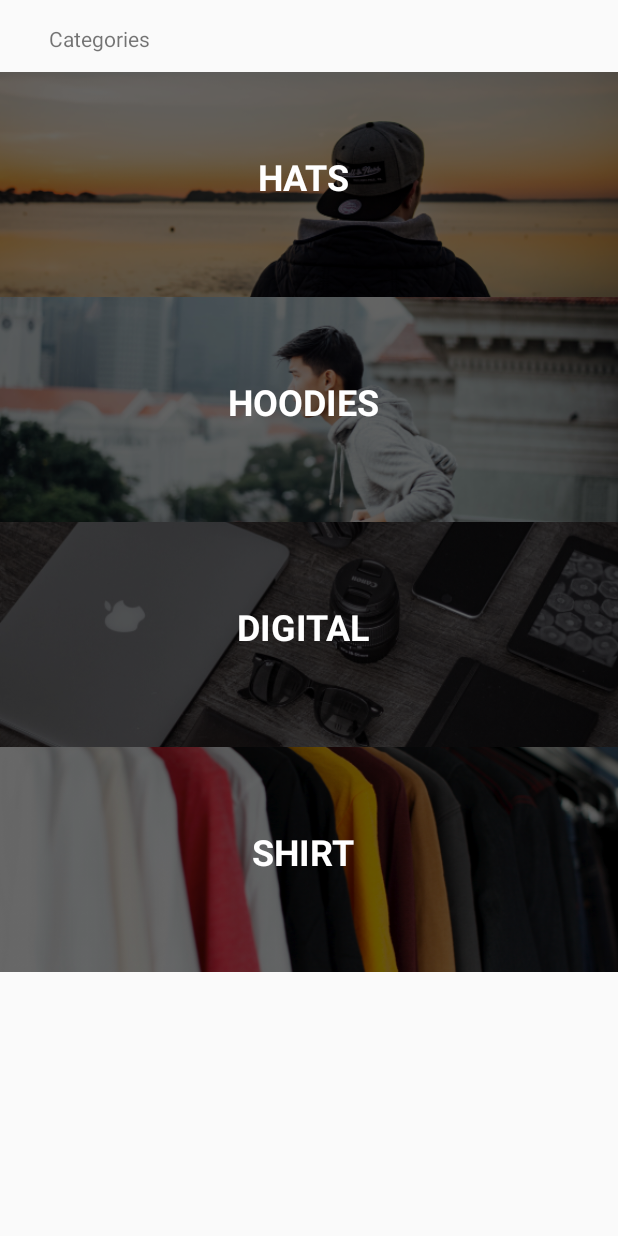
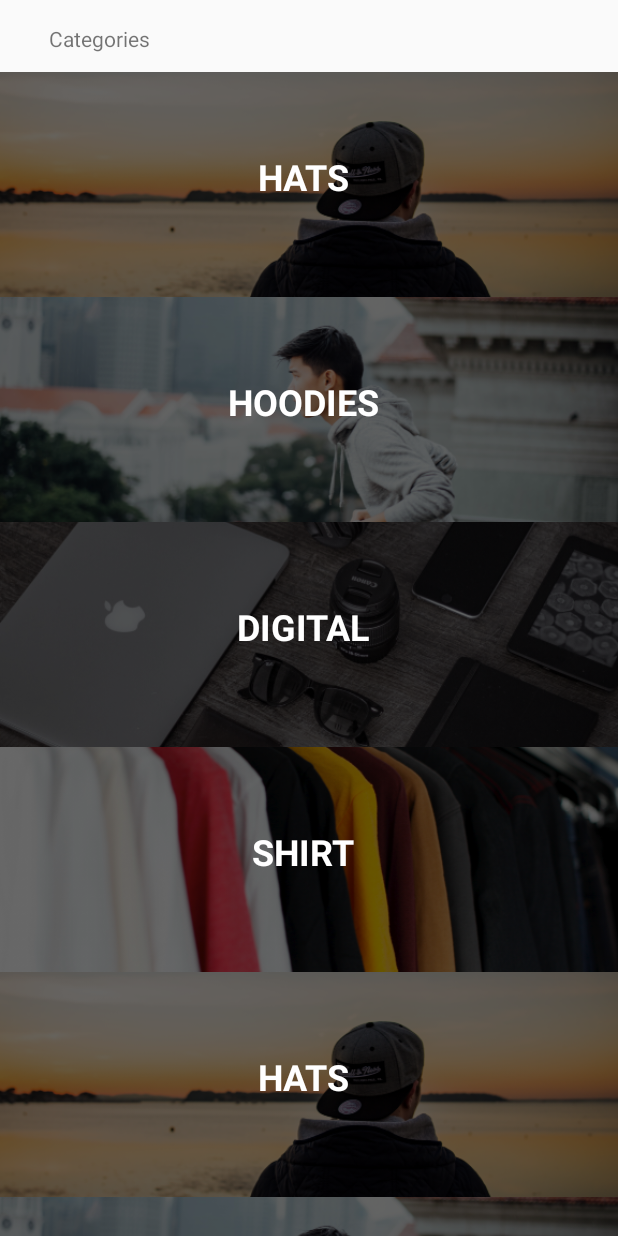
Before and after one commit to myralyngarcia/CoderSwag, an Android app: the screen it shows after launch (MainActivity), on a phone screen of 412 x 824 dp. Run offline under Robolectric (Android 15) with nearby library versions, the phone set to English and light mode, and no system bars.

```diff
--- a/app/src/main/java/com/example/myralyn/coderswag/Adapters/CategoryAdapter.kt
+++ b/app/src/main/java/com/example/myralyn/coderswag/Adapters/CategoryAdapter.kt
@@ -17,17 +17,31 @@ class CategoryAdapter(val context: Context, val categories: List<Category>): Bas
 
     override fun getView(position: Int, convertView: View?, parent: ViewGroup?): View {
         val categoryView: View
-        categoryView = LayoutInflater.from(context).inflate(R.layout.category_list_item, null)
-        //image and name ui elements references
-        val categoryImage: ImageView = categoryView.findViewById(R.id.categoryImage)
-        val categoryName: TextView = categoryView.findViewById(R.id.categoryName)
+        val holder : ViewHolder
+
+        if(convertView == null) {
+            //this means it the 1st time these views are present, when we launch the first time
+            //if this is the case we go through the process of inflating and finding the id
+            categoryView = LayoutInflater.from(context).inflate(R.layout.category_list_item, null)
+            holder = ViewHolder()
+            //image and name ui elements references
+            holder.categoryImage = categoryView.findViewById(R.id.categoryImage)
+            holder.categoryName = categoryView.findViewById(R.id.categoryName)
+            println("I exist for the first time!")
+            categoryView.tag = holder
+
+        }else{//we reuse the cell
+            holder = convertView.tag as ViewHolder
+            categoryView = convertView
+            println("Go green, recycle!")
+        }
 
         //now we have CategoryView, image and name ui elements references now we can assign these values
         //for the category that it corresponds to in the list view
         //we can grab each category for each corresponding row element by doing the following
         //then assigning the title, ie: HATS, HOODIES, DIGITAL to the text ui element
         val category = categories[position]
-        categoryName.text = category.title
+        holder.categoryName?.text = category.title
 
 
         //the image we do: from res we see the image name ie. hat1.png, hat2.png we need to convert this string
@@ -36,13 +50,7 @@ class CategoryAdapter(val context: Context, val categories: List<Category>): Bas
         val resourceId = context.resources.getIdentifier(category.image, "drawable", context.packageName)
 
         //now we have reference that corresponds to category image, then we can say
-        categoryImage.setImageResource(resourceId)
-
-        //printout this resourceId so we see what it looks like
-        println(resourceId)
-
-
-
+        holder.categoryImage?.setImageResource(resourceId)
         return categoryView
 
     }
@@ -59,4 +67,11 @@ class CategoryAdapter(val context: Context, val categories: List<Category>): Bas
         return categories.count()
     }
 
+    //we need a class inside the Category Adapter to use ViewHolder
+    //this allows us to recycle our views
+    private class ViewHolder {
+        var categoryImage: ImageView? = null
+        var categoryName: TextView? = null
+    }
+
 }
--- a/app/src/main/java/com/example/myralyn/coderswag/Services/DataService.kt
+++ b/app/src/main/java/com/example/myralyn/coderswag/Services/DataService.kt
@@ -8,6 +8,14 @@ import com.example.myralyn.coderswag.Model.Product
  */
 object DataService {
     val categories = listOf(Category("HATS","hatimage"),
+            Category("HOODIES","hoodieimage"),
+            Category("DIGITAL","digitalgoodsimage"),
+            Category("SHIRT","shirtimage"),
+            Category("HATS","hatimage"),
+            Category("HOODIES","hoodieimage"),
+            Category("DIGITAL","digitalgoodsimage"),
+            Category("SHIRT","shirtimage"),
+            Category("HATS","hatimage"),
             Category("HOODIES","hoodieimage"),
             Category("DIGITAL","digitalgoodsimage"),
             Category("SHIRT","shirtimage")
```
